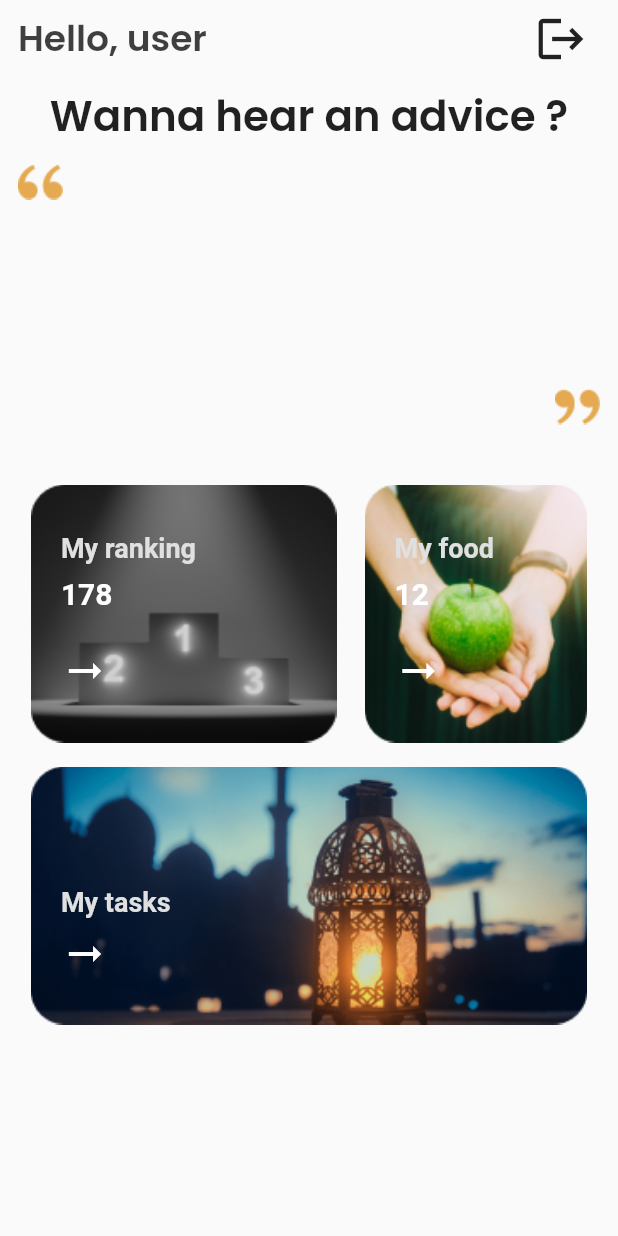
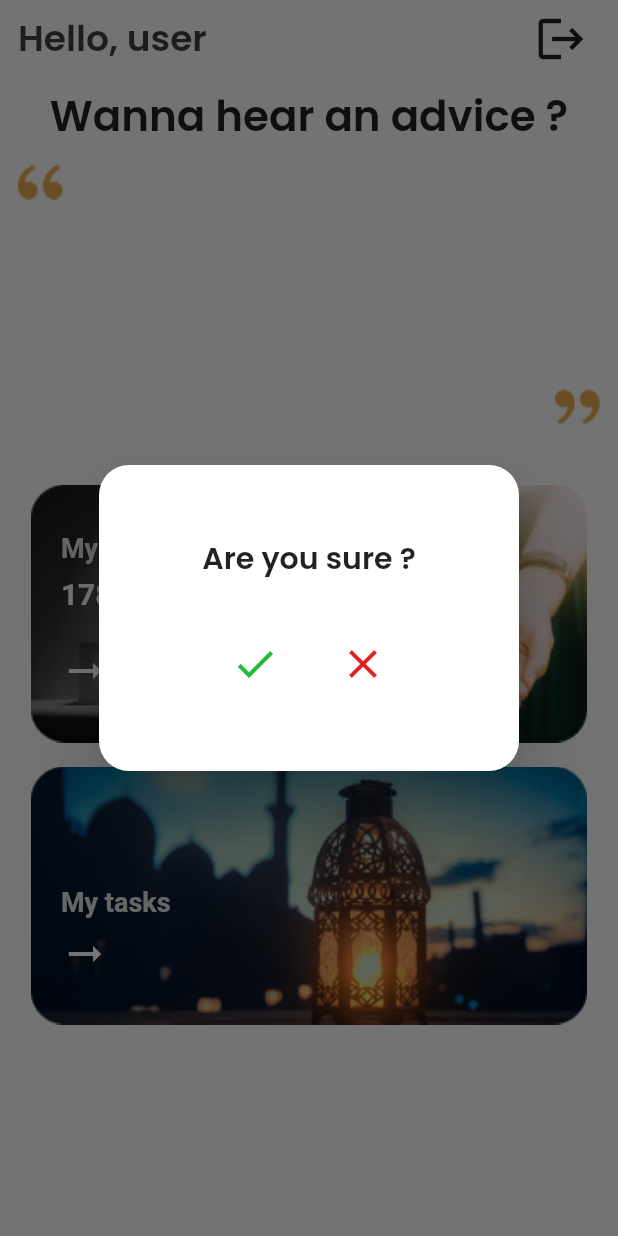
Before and after one commit to l-raouf/debug-entity, a Flutter app: the Home screen opened directly, after a tap on the "logout" icon, on a phone screen of 412 x 824 dp. Run offline on Flutter 3.47's test engine with Material 2 defaults, Android fonts, the phone set to English and light mode, and no system bars; drawn by our look-alikes of smooth_page_indicator; our stand-ins replace cloud_firestore, firebase_auth, firebase_core, firebase_storage, fluttertoast, hexcolor; accounts and stored records are empty.

Commit message:
adding log out pop up

```diff
--- a/lib/main.dart
+++ b/lib/main.dart
@@ -9,6 +9,6 @@ Future<void> main() async{
   await Firebase.initializeApp();
   runApp(MaterialApp(
     debugShowCheckedModeBanner: false,
-    home: Home(),
+    home: ContactUs(),
   ));
 }
--- a/lib/pages/home/home.dart
+++ b/lib/pages/home/home.dart
@@ -48,7 +48,62 @@ class _HomeState extends State<Home> {
                   IconButton(
                     icon: Icon(Icons.logout),
                     iconSize: 36,
-                    onPressed: (){},
+                    onPressed: (){
+                      showDialog(
+                        context: context,
+                        builder: (context) {
+                          return Dialog(
+                            shape: RoundedRectangleBorder(
+                              borderRadius: BorderRadius.circular(20),
+                            ),
+                            child: Padding(
+                              padding: const EdgeInsets.all(32),
+                              child: Container(
+                                height: 140,
+                                width: 100,
+                                child: Column(
+                                  mainAxisAlignment: MainAxisAlignment.spaceAround,
+                                  children: [
+                                    Text(
+                                      'Are you sure ?',
+                                      style: TextStyle(
+                                        fontFamily: 'Poppins',
+                                        fontSize: 20,
+                                        fontWeight: FontWeight.w600,
+                                      ),
+                                    ),
+                                    Row(
+                                      mainAxisAlignment: MainAxisAlignment.center,
+                                      children: [
+                                        IconButton(
+                                          onPressed: () {},
+                                          icon: Icon(
+                                            Icons.check,
+                                            size: 32,
+                                            color: HexColor('#22BB3A'),
+                                          ),
+                                        ),
+                                        SizedBox(
+                                          width: 24,
+                                        ),
+                                        IconButton(
+                                          onPressed: () {},
+                                          icon: Icon(
+                                            Icons.close,
+                                            size: 32,
+                                            color: HexColor('#E02323'),
+                                          ),
+                                        ),
+                                      ],
+                                    ),
+                                  ],
+                                ),
+                              ),
+                            ),
+                          );
+                        },
+                      );
+                    },
                   ),
                 ],
               ),
@@ -272,35 +327,3 @@ class _HomeState extends State<Home> {
     ),
   );
 }
-
-/*
-StreamBuilder<List<AdviceModel>>(
-                                stream: getAdvice(),
-                                builder: (context, snapshot) {
-                                  if(snapshot.hasData){
-                                    final advices=snapshot.data!;
-                                    advLength=advices.length;
-                                    return PageView(
-                                      controller: _controler,
-                                      children: advices.map(buildAdvice).toList(),
-                                    );
-                                  }else{
-                                    return Text('No Advices Today');
-                                  }
-
-                                }
-                              ),
- */
-/*
-SmoothPageIndicator(
-                              controller: _controler,
-                              count: advices.length,
-                              effect: ExpandingDotsEffect(
-                                activeDotColor: HexColor('#E4A951'),
-                                dotColor: HexColor('#E5E1E1'),
-                                dotHeight: 10,
-                                dotWidth: 10,
-                                spacing: 16,
-                              ),
-                            ),
- */
```
